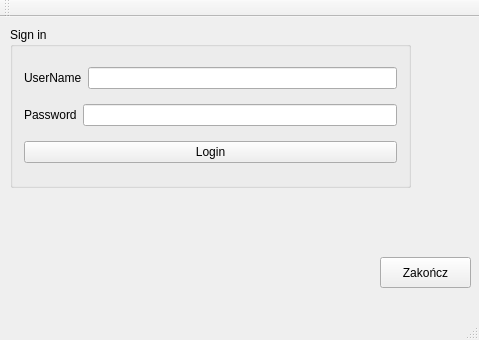
This is mainwindow.ui in hjnowakowski/music-player as Qt 5 draws it before an edit. The edited form follows.
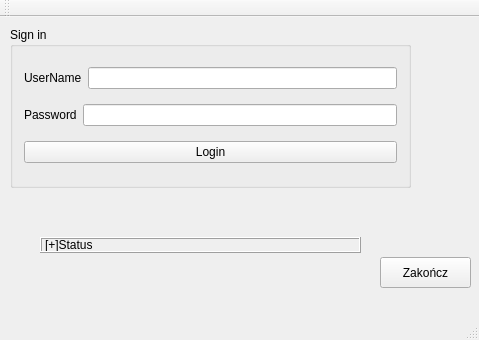
This is the edited form.

Patch:
```diff
--- a/mainwindow.ui
+++ b/mainwindow.ui
@@ -64,7 +64,7 @@
      <item>
       <layout class="QHBoxLayout" name="horizontalLayout_2">
        <item>
-        <widget class="QLabel" name="label">
+        <widget class="QLabel" name="label_passwd">
          <property name="text">
           <string>Password</string>
          </property>
@@ -84,6 +84,25 @@
      </item>
     </layout>
    </widget>
+   <widget class="QLabel" name="label">
+    <property name="geometry">
+     <rect>
+      <x>40</x>
+      <y>220</y>
+      <width>321</width>
+      <height>16</height>
+     </rect>
+    </property>
+    <property name="frameShape">
+     <enum>QFrame::Box</enum>
+    </property>
+    <property name="frameShadow">
+     <enum>QFrame::Raised</enum>
+    </property>
+    <property name="text">
+     <string>[+]Status</string>
+    </property>
+   </widget>
   </widget>
   <widget class="QMenuBar" name="menuBar">
    <property name="geometry">
```
Left out of the diff: 8 changed lines with no effect on the pictures.
